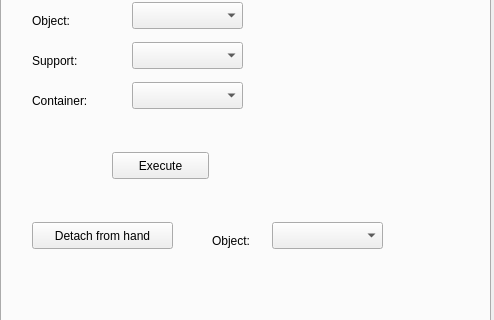
Qt form graphical_interface/ui/main_window.ui (laas/supervisor) before a commit; both pictures show x 0 to 494 and y 134 to 454 of the 494 by 562 pixel window.
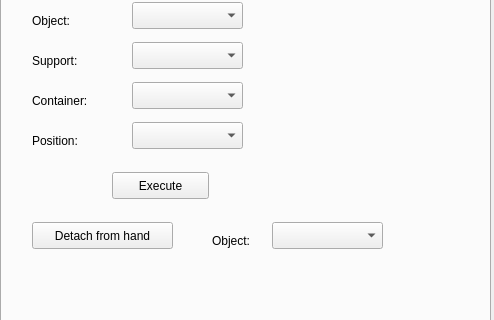
The same form after that commit. The open tabs and pages were chosen to show the change. Icons and pictures are not drawn.

```diff
--- a/graphical_interface/ui/main_window.ui
+++ b/graphical_interface/ui/main_window.ui
@@ -554,7 +554,7 @@
       <property name="geometry">
        <rect>
         <x>110</x>
-        <y>260</y>
+        <y>280</y>
         <width>97</width>
         <height>27</height>
        </rect>
@@ -599,6 +599,29 @@
        </rect>
       </property>
      </widget>
+     <widget class="QLabel" name="label_15">
+      <property name="geometry">
+       <rect>
+        <x>30</x>
+        <y>240</y>
+        <width>81</width>
+        <height>17</height>
+       </rect>
+      </property>
+      <property name="text">
+       <string>Position:</string>
+      </property>
+     </widget>
+     <widget class="QComboBox" name="comboBoxPositionHuman">
+      <property name="geometry">
+       <rect>
+        <x>130</x>
+        <y>230</y>
+        <width>111</width>
+        <height>27</height>
+       </rect>
+      </property>
+     </widget>
     </widget>
     <widget class="QWidget" name="tab">
      <attribute name="title">
```
Left out of the diff: 2 changed lines with no effect on the pictures.
